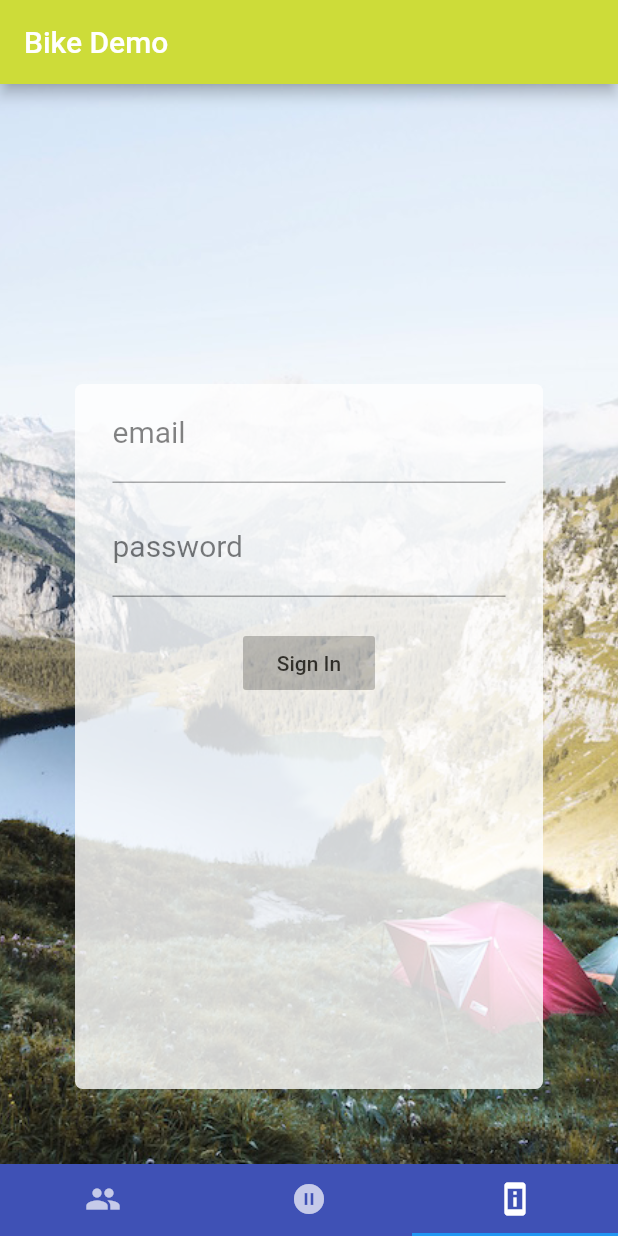
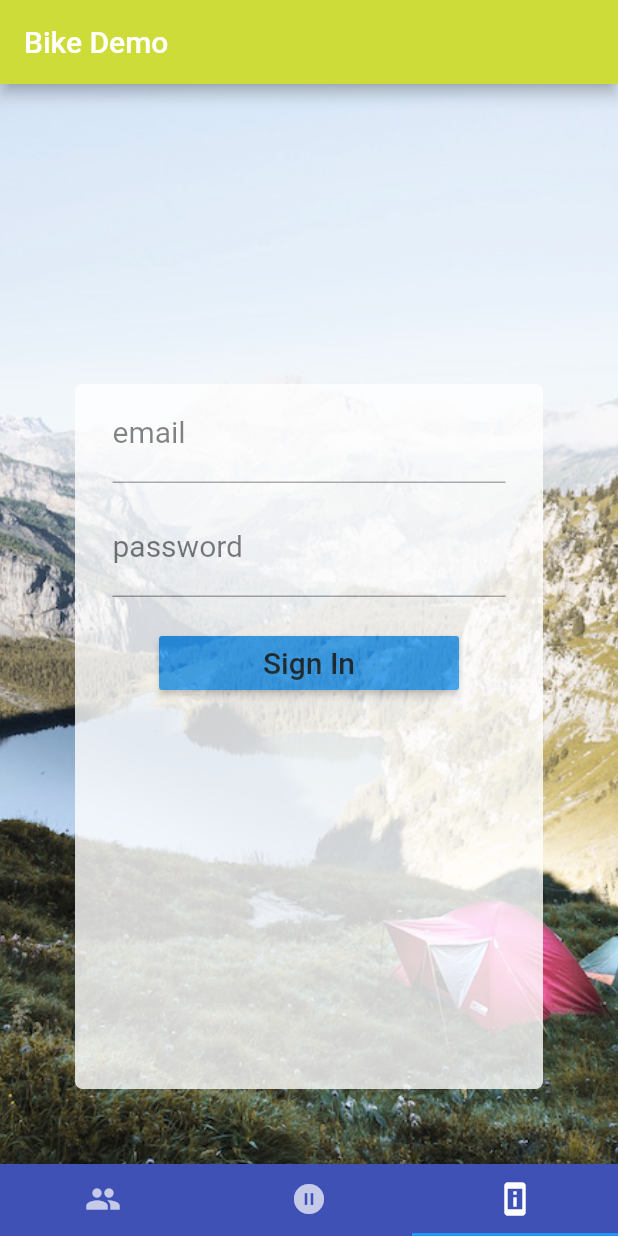
Before and after one commit to bingobailey/bike_demo_before_androidx_conv, a Flutter app: the screen it shows after launch, item 3 of the bottom bar chosen, on a phone screen of 412 x 824 dp. Run offline on Flutter 3.47's test engine with Material 2 defaults, Android fonts, the phone set to English and light mode, and no system bars; our stand-ins replace firebase_auth, firebase_database, firebase_messaging, google_sign_in, location; accounts and stored records are empty.

Commit message:
login page

```diff
--- a/lib/widgets/loginfirebase.dart
+++ b/lib/widgets/loginfirebase.dart
@@ -13,6 +13,10 @@ class LoginFirebaseWidget extends StatefulWidget {
 
 class _LoginFirebaseWidgetState extends State<LoginFirebaseWidget> {
 
+  // Attributes:
+  final GlobalKey<FormState> _formKey = new GlobalKey<FormState>();
+
+  // Methods:
 
    @override
      Widget build(BuildContext context) {
@@ -33,6 +37,7 @@ class _LoginFirebaseWidgetState extends State<LoginFirebaseWidget> {
                                 borderRadius: BorderRadius.circular(5.0),
                             ) ,
                            child: new Form(
+                              key: this._formKey,
                               child: new SingleChildScrollView(
                                  child: new Column(
                                     children: <Widget>[
@@ -104,11 +109,18 @@ class _LoginFirebaseWidgetState extends State<LoginFirebaseWidget> {
 
   Widget buildLoginButton() {
 
-    return new FlatButton(
-       color: Colors.grey[400],
-        child: new Text("Sign In"),
-        onPressed: _onLoginPressed,
-    );
+    return
+
+      new Container(
+          width: 200.0,
+         child:  new RaisedButton(
+          color: Colors.blue,
+            child: new Text("Sign In", style: new TextStyle( fontSize: 20.0),),
+            onPressed: _onLoginPressed,
+        ),
+
+      );
+
 
   }
 
```
